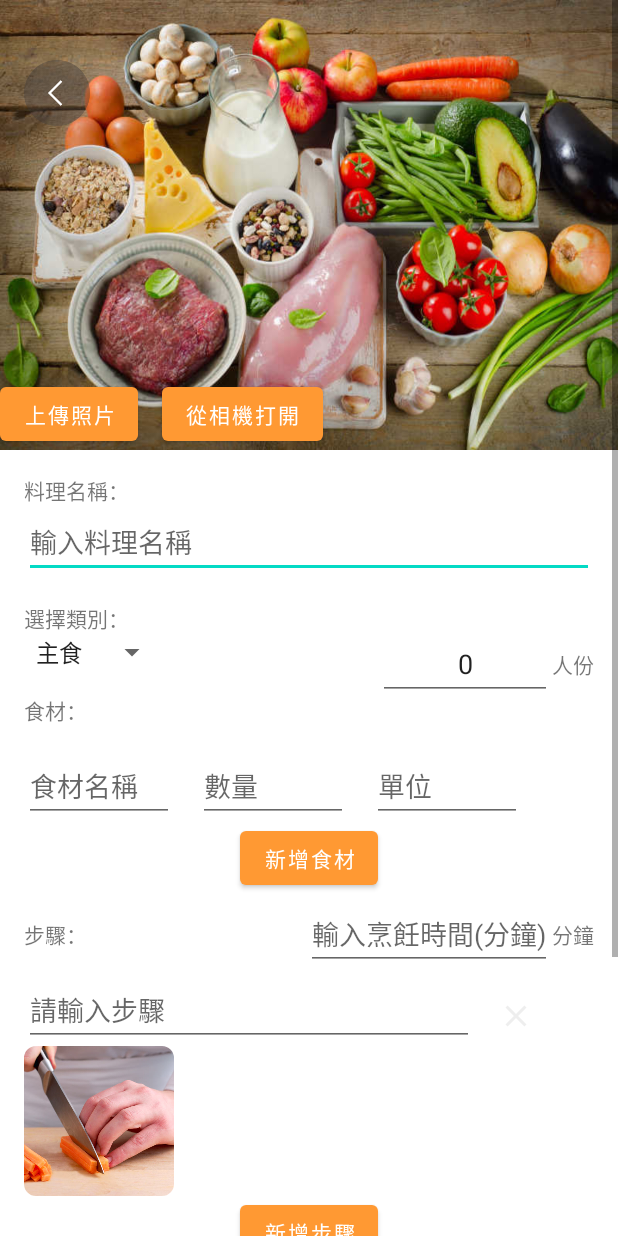
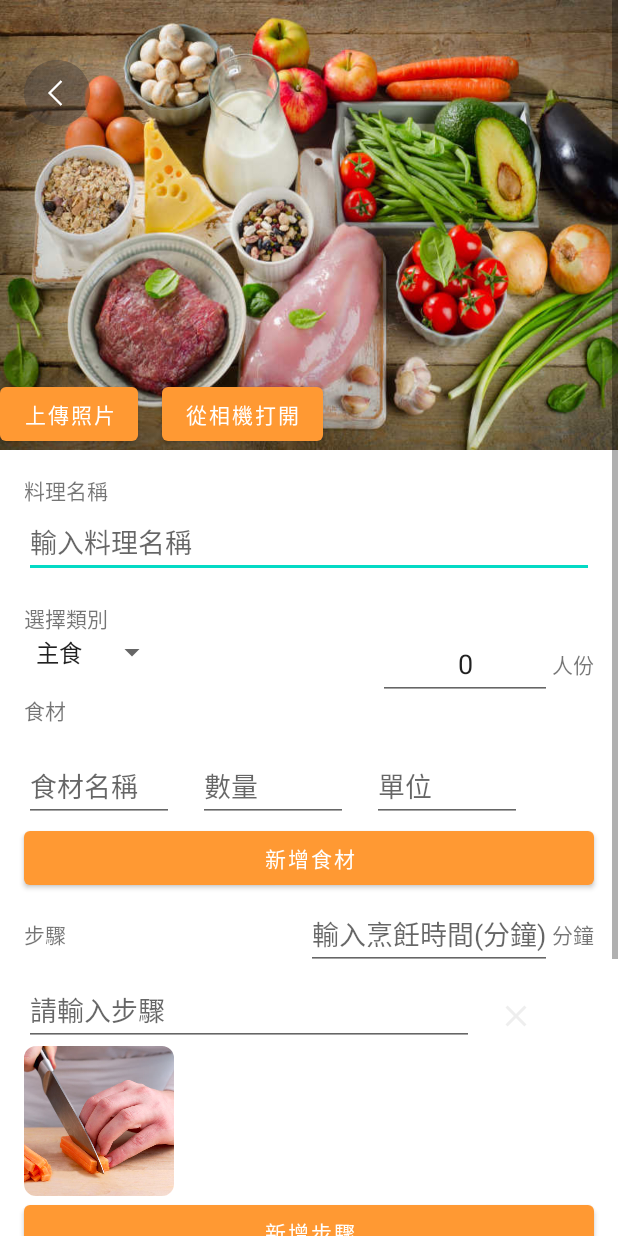
Before and after one commit to MinF6/CookApp, an Android app: the fragment EditRecipesFragment shown on its own in the app's theme, on a phone screen of 412 x 824 dp. Run offline under Robolectric (Android 15) with nearby library versions, the phone set to English and light mode, and no system bars; our stand-ins replace Firebase (no records; nobody signed in at launch, a user with empty details on screens opened directly), data binding; pictures from the network do not load; 2 statements that could not run were skipped.

```diff
--- a/app/build.gradle
+++ b/app/build.gradle
@@ -15,7 +15,7 @@ android {
         applicationId "com.zongmin.cook"
         minSdk 21
         targetSdk 32
-        versionCode 4
+        versionCode 5
         versionName "1.0"
 
         testInstrumentationRunner "androidx.test.runner.AndroidJUnitRunner"
--- a/app/src/main/java/com/zongmin/cook/data/Step.kt
+++ b/app/src/main/java/com/zongmin/cook/data/Step.kt
@@ -10,7 +10,7 @@ data class Step(
     var sequence: String = " ",
     var images: String = " ",
     var depiction: String = " ",
-    val toolType: ToolType = ToolType(" ", " ")
+    val toolType: ToolType = ToolType()
 ) : Parcelable
 
 @Parcelize
--- a/app/src/main/java/com/zongmin/cook/data/Summary.kt
+++ b/app/src/main/java/com/zongmin/cook/data/Summary.kt
@@ -11,9 +11,9 @@ data class Summary(
     var mainImage: String = " ",
     var serving: Int = 0,
     var cookingTime: String = " ",
-    var tags: List<String> = listOf(" "),
+    var tags: List<String> = listOf(),
     var author: String = " ",
-    var like: List<String> = listOf(" "),
+    var like: List<String> = listOf(),
     var remark: String = " ",
-    var references: List<String> = listOf(" "),
+    var references: List<String> = listOf(),
 ) : Parcelable
--- a/app/src/main/java/com/zongmin/cook/data/source/CookDataSource.kt
+++ b/app/src/main/java/com/zongmin/cook/data/source/CookDataSource.kt
@@ -24,7 +24,7 @@ interface CookDataSource {
 
     suspend fun getManagement(): Result<List<Management>>
 
-    suspend fun getUser(): Result<User>
+    suspend fun getUser(id: String): Result<User>
 
     suspend fun createRecipes(summary: Summary,ingredient: List<Ingredient>,step: List<Step>): Result<Boolean>
 
--- a/app/src/main/java/com/zongmin/cook/data/source/CookRepository.kt
+++ b/app/src/main/java/com/zongmin/cook/data/source/CookRepository.kt
@@ -22,7 +22,7 @@ interface CookRepository {
 
     suspend fun getManagement(): Result<List<Management>>
 
-    suspend fun getUser(): Result<User>
+    suspend fun getUser(id: String): Result<User>
 
     suspend fun createRecipes(summary: Summary,ingredient: List<Ingredient>,step: List<Step>): Result<Boolean>
 
--- a/app/src/main/java/com/zongmin/cook/data/source/DefaultCookRepository.kt
+++ b/app/src/main/java/com/zongmin/cook/data/source/DefaultCookRepository.kt
@@ -41,9 +41,9 @@ class DefaultCookRepository(
         return cookRemoteDataSource.getManagement()
     }
 
-    override suspend fun getUser(): Result<User> {
+    override suspend fun getUser(id: String): Result<User> {
 
-        return cookRemoteDataSource.getUser()
+        return cookRemoteDataSource.getUser(id)
     }
 
     override suspend fun createRecipes(
--- a/app/src/main/java/com/zongmin/cook/data/source/remote/CookRemoteDataSource.kt
+++ b/app/src/main/java/com/zongmin/cook/data/source/remote/CookRemoteDataSource.kt
@@ -468,10 +468,10 @@ object CookRemoteDataSource : CookDataSource {
                 }
         }
 
-    override suspend fun getUser(): Result<User> = suspendCoroutine { continuation ->
+    override suspend fun getUser(id: String): Result<User> = suspendCoroutine { continuation ->
         FirebaseFirestore.getInstance()
             .collection("User")
-            .whereEqualTo("id", "W5bXC4hAbvs5zOYY7i5R")
+            .whereEqualTo("id", id)
             .get()
             .addOnCompleteListener { task ->
                 if (task.isSuccessful) {
@@ -506,7 +506,7 @@ object CookRemoteDataSource : CookDataSource {
             if (summary.id == " ") {
                 summary.id = document.id
                 Log.d("hank1", "需要給ID")
-            }else{
+            } else {
                 Log.d("hank1", "不需要給ID")
             }
 
--- a/app/src/main/java/com/zongmin/cook/login/LoginViewModel.kt
+++ b/app/src/main/java/com/zongmin/cook/login/LoginViewModel.kt
@@ -106,6 +106,7 @@ class LoginViewModel(
 //                        "~~~~~~開始~~~~~~firebaseTokenResult?.token.toString() = ${firebaseTokenResult?.token.toString()}"
 //                    )
                     UserManager.user = user
+                    Log.d("hank1","檢查user有無值 -> ${UserManager.user}")
 //                    Log.d("hank1","檢查user有無值 -> $user")
                     _navigateToRecipes.value = true
 //                    val firebaseDate = firebaseTokenResult?.expirationTimestamp?.let { Date(it) }
@@ -133,10 +134,11 @@ class LoginViewModel(
 //                    Log.d("hank1", "UserManager.user.value = ${UserManager.user.value}")
 //                    liveUser.value = user
 //                    Log.d("hank1", "Login user = $user")
-
+                    userSignIn(user)
                     if (task.result.additionalUserInfo?.isNewUser == true) {
                         UserManager.user = user
-//                        Log.d("hank1","檢查user有無值 -> $user")
+
+                        Log.d("hank1","檢查user有無值 -> ${UserManager.user}")
                         _navigateToRecipes.value = true
 //                        Log.d("hank1", "task.result.additionalUserInfo?.isNewUser == true")
 //
--- a/app/src/main/java/com/zongmin/cook/profile/ProfileViewModel.kt
+++ b/app/src/main/java/com/zongmin/cook/profile/ProfileViewModel.kt
@@ -39,7 +39,7 @@ class ProfileViewModel(
 
     fun getUserResult() {
         coroutineScope.launch {
-            val result = cookRepository.getUser()
+            val result = cookRepository.getUser(UserManager.user.id)
 //            val result2 = cookRepository.getRecipes()
             val result2 = cookRepository.getCollectRecipes(UserManager.user.id)
 
@@ -77,8 +77,8 @@ class ProfileViewModel(
                 }
             }
 
-            Log.d("hank1","check2，檢查Query結果，result => $result")
-            Log.d("hank1","check2，檢查Query結果，result => $result2")
+//            Log.d("hank1","check2，檢查Query結果，result => $result")
+//            Log.d("hank1","check2，檢查Query結果，result => $result2")
 //            Log.d("hank1","show recipes => ${recipes.value}")
 
         }
--- a/app/src/main/res/layout/fragment_edit_recipes.xml
+++ b/app/src/main/res/layout/fragment_edit_recipes.xml
@@ -98,7 +98,7 @@
                 android:layout_height="wrap_content"
                 android:layout_marginStart="16dp"
                 android:layout_marginTop="16dp"
-                android:text="料理名稱："
+                android:text="料理名稱"
 
                 app:layout_constraintStart_toStartOf="parent"
                 app:layout_constraintTop_toBottomOf="@+id/image_edit_main" />
@@ -120,7 +120,7 @@
                 android:layout_width="wrap_content"
                 android:layout_height="wrap_content"
                 android:layout_marginTop="16dp"
-                android:text="選擇類別："
+                android:text="選擇類別"
                 app:layout_constraintStart_toStartOf="@+id/edittext_edit_name"
                 app:layout_constraintTop_toBottomOf="@+id/edittext_edit_name" />
 
@@ -138,7 +138,7 @@
                 android:layout_width="wrap_content"
                 android:layout_height="wrap_content"
                 android:layout_marginTop="16dp"
-                android:text="食材："
+                android:text="食材"
                 app:layout_constraintStart_toStartOf="@+id/spinner_edit_category"
                 app:layout_constraintTop_toBottomOf="@+id/spinner_edit_category" />
 
@@ -214,8 +214,10 @@
 
             <Button
                 android:id="@+id/button_new_ingredient"
-                android:layout_width="wrap_content"
+                android:layout_width="0dp"
                 android:layout_height="wrap_content"
+                android:layout_marginStart="16dp"
+                android:layout_marginEnd="16dp"
                 android:text="新增食材"
                 app:layout_constraintEnd_toEndOf="parent"
                 app:layout_constraintStart_toStartOf="parent"
@@ -236,7 +238,7 @@
                 android:layout_height="wrap_content"
                 android:layout_marginStart="16dp"
                 android:layout_marginTop="16dp"
-                android:text="步驟："
+                android:text="步驟"
                 app:layout_constraintStart_toStartOf="parent"
                 app:layout_constraintTop_toBottomOf="@+id/button_new_ingredient" />
 
@@ -288,8 +290,10 @@
 
             <Button
                 android:id="@+id/button_new_step"
-                android:layout_width="wrap_content"
+                android:layout_width="0dp"
                 android:layout_height="wrap_content"
+                android:layout_marginStart="16dp"
+                android:layout_marginEnd="16dp"
                 android:text="新增步驟"
                 app:layout_constraintEnd_toEndOf="parent"
                 app:layout_constraintStart_toStartOf="parent"
@@ -301,14 +305,16 @@
                 android:layout_height="wrap_content"
                 android:layout_marginStart="16dp"
                 android:layout_marginTop="16dp"
-                android:text="Tag："
+                android:text="Tag"
                 app:layout_constraintStart_toStartOf="parent"
                 app:layout_constraintTop_toBottomOf="@+id/button_new_step" />
 
             <Button
                 android:id="@+id/button_new_tag"
-                android:layout_width="wrap_content"
+                android:layout_width="0dp"
                 android:layout_height="wrap_content"
+                android:layout_marginStart="16dp"
+                android:layout_marginEnd="16dp"
                 android:text="新增Tag"
                 app:layout_constraintEnd_toEndOf="parent"
                 app:layout_constraintStart_toStartOf="parent"
@@ -320,7 +326,7 @@
                 android:layout_height="wrap_content"
                 android:layout_marginStart="16dp"
                 android:layout_marginTop="16dp"
-                android:text="備註："
+                android:text="備註"
                 app:layout_constraintStart_toStartOf="parent"
                 app:layout_constraintTop_toBottomOf="@+id/button_new_tag" />
 
@@ -336,8 +342,10 @@
 
             <Button
                 android:id="@+id/button_edit_save"
-                android:layout_width="wrap_content"
+                android:layout_width="0dp"
                 android:layout_height="wrap_content"
+                android:layout_marginStart="16dp"
+                android:layout_marginEnd="16dp"
                 android:text="儲存"
                 app:layout_constraintEnd_toStartOf="@+id/button_edit_cancel"
                 app:layout_constraintHorizontal_bias="0.5"
@@ -346,8 +354,10 @@
 
             <Button
                 android:id="@+id/button_edit_cancel"
-                android:layout_width="88dp"
+                android:layout_width="0dp"
                 android:layout_height="wrap_content"
+                android:layout_marginStart="16dp"
+                android:layout_marginEnd="16dp"
                 android:text="取消"
                 app:layout_constraintEnd_toEndOf="parent"
                 app:layout_constraintHorizontal_bias="0.5"
--- a/app/src/main/res/layout/fragment_profile.xml
+++ b/app/src/main/res/layout/fragment_profile.xml
@@ -57,6 +57,7 @@
             android:layout_height="wrap_content"
             android:layout_margin="16dp"
             android:text="追蹤"
+
             app:layout_constraintEnd_toEndOf="parent"
             app:layout_constraintStart_toStartOf="parent"
             app:layout_constraintTop_toBottomOf="@+id/image_profile_head_shot" />
```
Also changed, not shown: app/src/main/java/com/zongmin/cook/data/User.kt (+5 -5 lines), app/src/main/java/com/zongmin/cook/profile/ProfileFragment.kt (+9 -7 lines).
